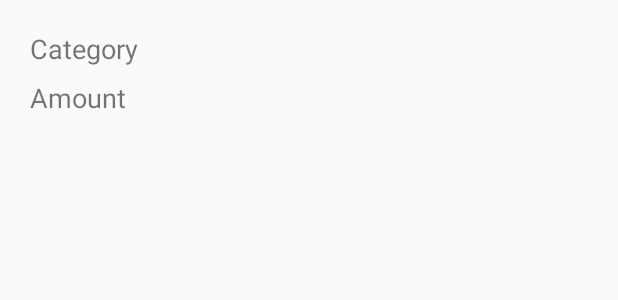
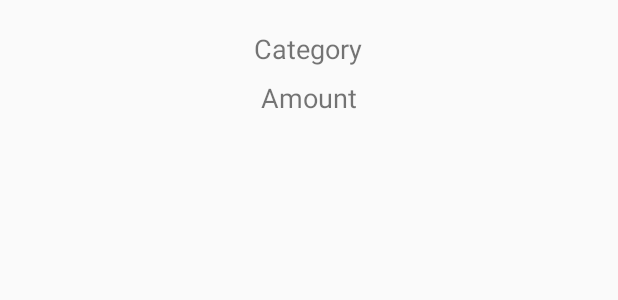
Before and after one commit to kodai-160/android, an Android app: the layout kakeibo_item.xml on its own in the app's theme, with its tools: preview values and no code run, on a phone screen of 412 x 824 dp. Shown: the top 300 px of the screen. Run offline under Robolectric (Android 15) with nearby library versions, the phone set to English and light mode, and no system bars.

Commit message:
完成ということにする

```diff
--- a/app/src/main/java/es/exsample/ExSample.java
+++ b/app/src/main/java/es/exsample/ExSample.java
@@ -56,9 +56,11 @@ public class ExSample extends AppCompatActivity {
         buttonViewPastRecords.setOnClickListener(new View.OnClickListener() {
             @Override
             public void onClick(View v) {
-                Toast.makeText(ExSample.this, "過去の記録を表示します", Toast.LENGTH_SHORT).show();
+                Intent intent = new Intent(ExSample.this, ResultActivity.class);
+                startActivity(intent);
             }
         });
+
     }
 
     private void launchCamera() {
--- a/app/src/main/java/es/exsample/Kakeibo.java
+++ b/app/src/main/java/es/exsample/Kakeibo.java
@@ -1,4 +1,6 @@
 package es.exsample;
+
+import java.util.Date;
 
 import io.realm.RealmObject;
 import io.realm.annotations.PrimaryKey;
@@ -8,6 +10,7 @@ public class Kakeibo extends RealmObject {
     private long id;  // トランザクションの一意識別子
     private String category;  // カテゴリ名を文字列で保存
     private int amount;  // 金額
+    private Date date;
     private long timestamp;  // タイムスタンプ
 
     // カテゴリ名を取得するゲッター
--- a/app/src/main/res/layout/kakeibo_item.xml
+++ b/app/src/main/res/layout/kakeibo_item.xml
@@ -1,9 +1,9 @@
-<?xml version="1.0" encoding="utf-8"?>
 <LinearLayout xmlns:android="http://schemas.android.com/apk/res/android"
     android:layout_width="match_parent"
     android:layout_height="wrap_content"
     android:orientation="vertical"
-    android:padding="16dp">
+    android:padding="16dp"
+    android:gravity="center_horizontal">  <!-- ここでLinearLayout内の要素を水平中央に配置 -->
 
     <TextView
         android:id="@+id/categoryTextView"
@@ -11,7 +11,8 @@
         android:layout_height="wrap_content"
         android:text="Category"
         android:textSize="18sp"
-        android:padding="4dp"/>
+        android:padding="4dp"
+        android:layout_gravity="center_horizontal"/>  <!-- ここでTextViewを水平中央に配置 -->
 
     <TextView
         android:id="@+id/amountTextView"
@@ -19,5 +20,6 @@
         android:layout_height="wrap_content"
         android:text="Amount"
         android:textSize="18sp"
-        android:padding="4dp"/>
+        android:padding="4dp"
+        android:layout_gravity="center_horizontal"/>  <!-- 同じくTextViewを水平中央に配置 -->
 </LinearLayout>
```
